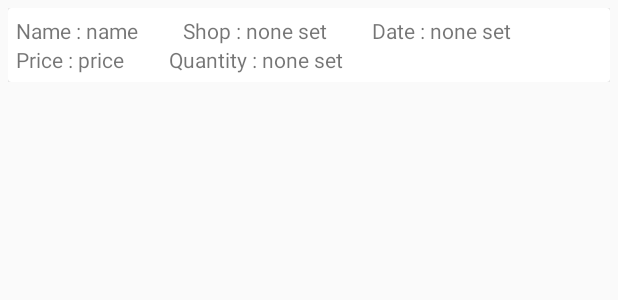
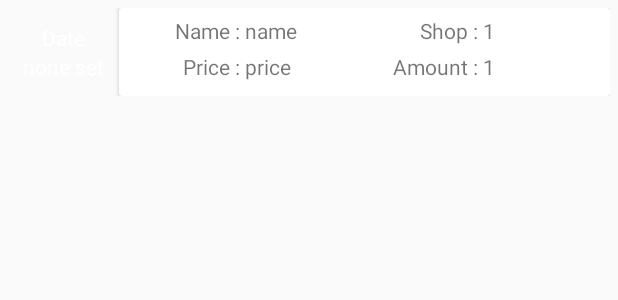
Before and after one commit to Ignasrocas1990/GroceryShoppingApp, an Android app: the layout report_item.xml on its own in the app's theme, with its tools: preview values and no code run, on a phone screen of 412 x 824 dp. Shown: the top 300 px of the screen. Run offline under Robolectric (Android 15) with nearby library versions, the phone set to English and light mode, and no system bars.

Commit message:
Report "Seems" working.

```diff
--- a/app/src/main/java/com/ignas/android/groceryshoppingapp/Models/Association.java
+++ b/app/src/main/java/com/ignas/android/groceryshoppingapp/Models/Association.java
@@ -1,4 +1,6 @@
 package com.ignas.android.groceryshoppingapp.Models;
+
+import android.annotation.SuppressLint;
 
 import java.text.SimpleDateFormat;
 import java.util.Calendar;
@@ -57,7 +59,7 @@ public class Association extends RealmObject {
         this.bought = bought;
         Calendar cal = Calendar.getInstance();
         boughtDate = cal.getTime();
-        SimpleDateFormat formatter = new SimpleDateFormat("dd/MM/yyyy k:m:s");
+        @SuppressLint("SimpleDateFormat") SimpleDateFormat formatter = new SimpleDateFormat("d/M/yyyy k:m");
         displayDate = formatter.format(boughtDate);
     }
 
--- a/app/src/main/java/com/ignas/android/groceryshoppingapp/View/Lists/AssoViewModel.java
+++ b/app/src/main/java/com/ignas/android/groceryshoppingapp/View/Lists/AssoViewModel.java
@@ -170,7 +170,7 @@ public class AssoViewModel extends ViewModel {
     public HashMap<String, List<Association>> convertToString(HashMap<Long, List<Association>> groupedAssos ){
 
         HashMap<String, List<Association>> newGroupedAssos = new HashMap<>();
-        @SuppressLint("SimpleDateFormat") DateFormat formatter = new SimpleDateFormat("dd/MM/yyyy k:m:s");
+        @SuppressLint("SimpleDateFormat") DateFormat formatter = new SimpleDateFormat("d/M/yyyy k:m");
         Calendar keyDate = Calendar.getInstance();
         for(Long key : groupedAssos.keySet()){
             keyDate.setTimeInMillis(key);
--- a/app/src/main/res/layout/report_item.xml
+++ b/app/src/main/res/layout/report_item.xml
@@ -7,6 +7,32 @@
     android:padding="5dp"
     android:layout_height="wrap_content">
 
+
+
+        <LinearLayout
+            android:gravity="center"
+            android:padding="10dp"
+            android:orientation="vertical"
+            android:layout_width="wrap_content"
+            android:layout_height="wrap_content">
+
+            <TextView
+                android:id="@+id/dateLabel"
+                android:textColor="@color/white"
+                android:layout_width="wrap_content"
+                android:layout_height="wrap_content"
+                android:text="Date" />
+
+            <TextView
+                android:id="@+id/reportDate"
+                android:textColor="@color/white"
+                android:layout_width="wrap_content"
+                android:layout_height="wrap_content"
+                android:text="none set" />
+
+
+        </LinearLayout>
+
     <androidx.cardview.widget.CardView
         android:layout_width="match_parent"
         android:layout_height="match_parent">
@@ -15,80 +41,79 @@
             android:padding="5dp"
             android:orientation="vertical"
             android:layout_width="match_parent"
-            android:layout_height="wrap_content">
+            android:layout_height="match_parent">
             <LinearLayout
+                android:weightSum="4"
                 android:orientation="horizontal"
-                android:layout_width="wrap_content"
-                android:layout_height="match_parent">
+                android:layout_width="match_parent"
+                android:layout_weight="1"
+                android:layout_height="0dp">
 
                 <TextView
                     android:id="@+id/labelName"
                     android:text="Name : "
-                    android:layout_width="wrap_content"
+                    android:layout_weight="1"
+                    android:layout_width="0dp"
+                    android:gravity="end"
                     android:layout_height="wrap_content"/>
 
                 <TextView
                     android:id="@+id/reportName"
                     android:text="name"
-                    android:layout_width="wrap_content"
+                    android:layout_weight="1"
+                    android:layout_width="0dp"
                     android:layout_height="wrap_content"/>
 
                 <TextView
-                    android:layout_marginLeft="30dp"
-                    android:layout_width="wrap_content"
+                    android:layout_width="0dp"
                     android:layout_height="wrap_content"
+                    android:layout_weight="1"
+                    android:gravity="end"
                     android:text="Shop : "/>
 
                 <TextView
                     android:id="@+id/reportShop"
-                    android:layout_width="wrap_content"
+                    android:layout_width="0dp"
                     android:layout_height="wrap_content"
-                    android:text="none set"/>
+                    android:layout_weight="1"
+                    android:text="@string/_1"/>
 
 
-                <TextView
-                    android:id="@+id/dateLabel"
-                    android:layout_marginLeft="30dp"
-                    android:layout_width="wrap_content"
-                    android:layout_height="wrap_content"
-                    android:text="Date : "/>
-
-                <TextView
-                    android:id="@+id/reportDate"
-                    android:layout_width="wrap_content"
-                    android:layout_height="wrap_content"
-                    android:text="none set"/>
-
             </LinearLayout>
-
-
                 <LinearLayout
+                    android:weightSum="4"
+                    android:layout_weight="1"
                     android:orientation="horizontal"
-                    android:layout_width="wrap_content"
-                    android:layout_height="match_parent">
+                    android:layout_width="match_parent"
+                    android:layout_height="0dp">
 
                     <TextView
                         android:text="Price : "
-                        android:layout_width="wrap_content"
+                        android:layout_weight="1"
+                        android:layout_width="0dp"
+                        android:gravity="end"
                         android:layout_height="wrap_content"/>
 
                     <TextView
+                        android:layout_weight="1"
                         android:id="@+id/reportPrice"
                         android:text="price"
-                        android:layout_width="wrap_content"
+                        android:layout_width="0dp"
                         android:layout_height="wrap_content"/>
 
                     <TextView
-                        android:layout_marginLeft="30dp"
-                        android:layout_width="wrap_content"
+                        android:layout_weight="1"
+                        android:layout_width="0dp"
+                        android:gravity="end"
                         android:layout_height="wrap_content"
-                        android:text="Quantity : "/>
+                        android:text="Amount : "/>
 
                     <TextView
+                        android:layout_weight="1"
                         android:id="@+id/reportQuantity"
-                        android:layout_width="wrap_content"
+                        android:layout_width="0dp"
                         android:layout_height="wrap_content"
-                        android:text="none set"/>
+                        android:text="1"/>
 
                 </LinearLayout>
 
--- a/app/src/main/res/values/strings.xml
+++ b/app/src/main/res/values/strings.xml
@@ -56,4 +56,5 @@
     <string name="every_list_report">every list</string>
     <string name="every_shop_report">every shop</string>
     <string name="date_report">"Date : "</string>
+    <string name="_1">1</string>
 </resources>
```
Also changed, not shown: app/src/main/java/com/ignas/android/groceryshoppingapp/Logic/DateResources.java (+0 -9 lines), app/src/main/java/com/ignas/android/groceryshoppingapp/Models/Report.java (deleted, +0 -81 lines), app/src/main/java/com/ignas/android/groceryshoppingapp/Service/Realm/RealmDb.java (+0 -28 lines), app/src/main/java/com/ignas/android/groceryshoppingapp/View/Report/ReportRecyclerViewAdapter.java (+10 -10 lines), app/src/main/java/com/ignas/android/groceryshoppingapp/View/ShoppingDate/DateViewModel.java (+0 -29 lines).
